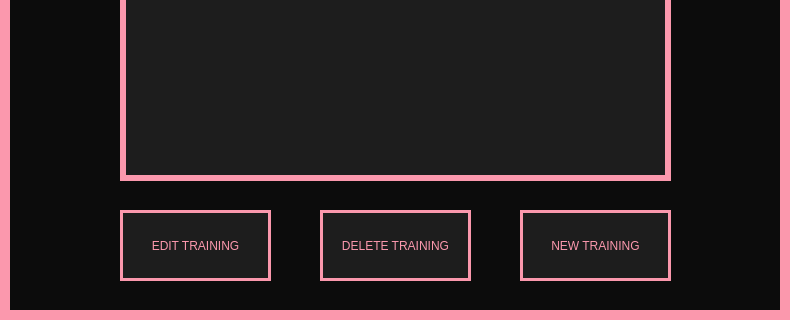
First picture: the form in BrowseTrainingsWindow.ui, repository Hanna-J-K/fitnessapp, before the edit; both pictures show x 0 to 790 and y 280 to 600 of the 790 by 600 pixel window.
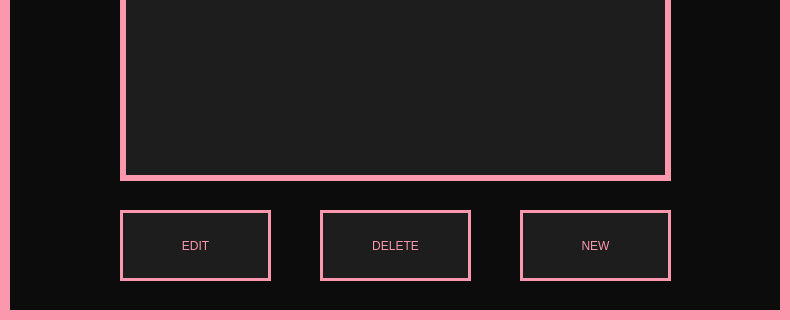
Second picture: the form after the edit.

Diff of the .ui file:
```diff
--- a/BrowseTrainingsWindow.ui
+++ b/BrowseTrainingsWindow.ui
@@ -42,7 +42,7 @@
 font: 8pt &quot;PRIMETIME&quot;;</string>
     </property>
     <property name="text">
-     <string>EDIT TRAINING</string>
+     <string>EDIT</string>
     </property>
    </widget>
    <widget class="QPushButton" name="delete_training_btn">
@@ -62,7 +62,7 @@
 font: 8pt &quot;PRIMETIME&quot;;</string>
     </property>
     <property name="text">
-     <string>DELETE TRAINING</string>
+     <string>DELETE</string>
     </property>
    </widget>
    <widget class="QPushButton" name="new_training_btn">
@@ -82,7 +82,7 @@
 font: 8pt &quot;PRIMETIME&quot;;</string>
     </property>
     <property name="text">
-     <string>NEW TRAINING</string>
+     <string>NEW</string>
     </property>
    </widget>
    <widget class="QScrollArea" name="trainigs_scroll">
```
